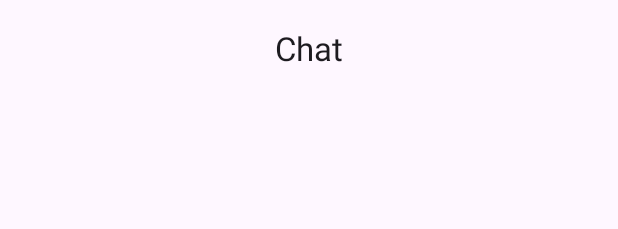
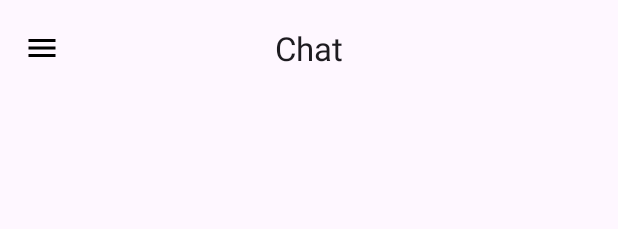
Before and after one commit to Luyixuan111/AIChatBot, an Android app: the layout activity_main.xml on its own in the app's theme, with its tools: preview values and no code run, on a phone screen of 412 x 824 dp. Shown: the top 229 px of the screen. Run offline under Robolectric (Android 15) with nearby library versions, the phone set to English and light mode, and no system bars.

Commit message:
added some features in left side bar and give health button

```diff
--- /dev/null
+++ b/app/src/main/res/drawable/baseline_menu_24.xml
@@ -0,0 +1,5 @@
+<vector xmlns:android="http://schemas.android.com/apk/res/android" android:height="24dp" android:tint="#000000" android:viewportHeight="24" android:viewportWidth="24" android:width="24dp">
+
+    <path android:fillColor="@android:color/white" android:pathData="M3,18h18v-2L3,16v2zM3,13h18v-2L3,11v2zM3,6v2h18L21,6L3,6z"/>
+
+</vector>
--- a/app/src/main/res/layout/activity_main.xml
+++ b/app/src/main/res/layout/activity_main.xml
@@ -1,30 +1,20 @@
 <?xml version="1.0" encoding="utf-8"?>
-<androidx.coordinatorlayout.widget.CoordinatorLayout
+<androidx.drawerlayout.widget.DrawerLayout
     xmlns:android="http://schemas.android.com/apk/res/android"
     xmlns:app="http://schemas.android.com/apk/res-auto"
+    android:id="@+id/drawerLayout"
+    android:layout_width="match_parent"
+    android:layout_height="match_parent"
+    android:fitsSystemWindows="true">
+
+    <!-- Main content -->
+    <androidx.coordinatorlayout.widget.CoordinatorLayout
         android:id="@+id/root"
-    android:fitsSystemWindows="true"
         android:layout_width="match_parent"
-    android:layout_height="match_parent">
+        android:layout_height="match_parent"
+        android:fitsSystemWindows="true">
 
-    <!-- AppBarLayout 包裹 Toolbar，让其具备 Coordinator 滚动与点击优先 -->
-    <com.google.android.material.appbar.AppBarLayout
-        android:layout_width="match_parent"
-        android:layout_height="wrap_content"
-        >
-
-        <com.google.android.material.appbar.MaterialToolbar
-            app:titleTextColor="?attr/colorOnSurface"
-            android:id="@+id/topAppBar"
-            android:layout_width="match_parent"
-            android:layout_height="?attr/actionBarSize"
-            android:background="?attr/colorSurface"
-            app:title="Chat"
-            app:titleCentered="true"
-            app:popupTheme="@style/ThemeOverlay.Material3.Light" />
-    </com.google.android.material.appbar.AppBarLayout>
-
-    <!-- 聊天列表 -->
+        <!-- Chat list FIRST, so its id exists before being referenced -->
         <androidx.recyclerview.widget.RecyclerView
             android:id="@+id/chatList"
             android:layout_width="match_parent"
@@ -36,7 +26,27 @@
             app:layoutManager="androidx.recyclerview.widget.LinearLayoutManager"
             app:layout_behavior="@string/appbar_scrolling_view_behavior" />
 
-    <!-- 底部输入栏 -->
+        <!-- App bar -->
+        <com.google.android.material.appbar.AppBarLayout
+            android:layout_width="match_parent"
+            android:layout_height="wrap_content"
+            app:liftOnScroll="true"
+            app:liftOnScrollTargetViewId="@id/chatList">
+
+            <com.google.android.material.appbar.MaterialToolbar
+                android:id="@+id/topAppBar"
+                android:layout_width="match_parent"
+                android:layout_height="?attr/actionBarSize"
+                android:background="?attr/colorSurface"
+                app:title="Chat"
+                app:titleCentered="true"
+                app:titleTextColor="?attr/colorOnSurface"
+                app:popupTheme="@style/ThemeOverlay.Material3.Light"
+                app:navigationIcon="@drawable/baseline_menu_24" />
+            <!-- NOTE: no app:menu here; menu is inflated in Kotlin -->
+        </com.google.android.material.appbar.AppBarLayout>
+
+        <!-- Input bar -->
         <com.google.android.material.card.MaterialCardView
             android:id="@+id/inputBar"
             android:layout_width="match_parent"
@@ -77,3 +87,14 @@
         </com.google.android.material.card.MaterialCardView>
 
     </androidx.coordinatorlayout.widget.CoordinatorLayout>
+
+    <!-- Left drawer -->
+    <com.google.android.material.navigation.NavigationView
+        android:id="@+id/navigationView"
+        android:layout_width="280dp"
+        android:layout_height="match_parent"
+        android:layout_gravity="start"
+        android:fitsSystemWindows="true"
+        app:headerLayout="@layout/drawer_header"
+        app:menu="@menu/drawer_menu"/>
+</androidx.drawerlayout.widget.DrawerLayout>
--- /dev/null
+++ b/app/src/main/res/menu/drawer_menu.xml
@@ -0,0 +1,16 @@
+<?xml version="1.0" encoding="utf-8"?>
+<menu xmlns:android="http://schemas.android.com/apk/res/android">
+    <group android:checkableBehavior="single">
+        <item android:id="@+id/nav_new_chat" android:title="New chat"/>
+        <item android:id="@+id/nav_history"  android:title="Chat history"/>
+    </group>
+
+    <item android:title="Health tools">
+        <menu>
+            <item android:id="@+id/nav_vitals"     android:title="Log vitals (BP/HR)"/>
+            <item android:id="@+id/nav_meds"       android:title="Medication reminders"/>
+            <item android:id="@+id/nav_caregiver"  android:title="Call caregiver"/>
+            <item android:id="@+id/nav_clinic"     android:title="Find nearby clinics"/>
+        </menu>
+    </item>
+</menu>
```
Also changed, not shown: app/src/main/java/com/example/chatbot/MainActivity.kt (+97 -29 lines), app/src/main/res/drawable/ic_medical_services_24.xml (added, +7 -0 lines), app/src/main/res/layout/bottomsheet_health_tools.xml (added, +51 -0 lines), app/src/main/res/layout/drawer_header.xml (added, +22 -0 lines), app/src/main/res/menu/menu_main.xml (+5 -4 lines). Lines whose indentation alone changed are shown as unchanged.
